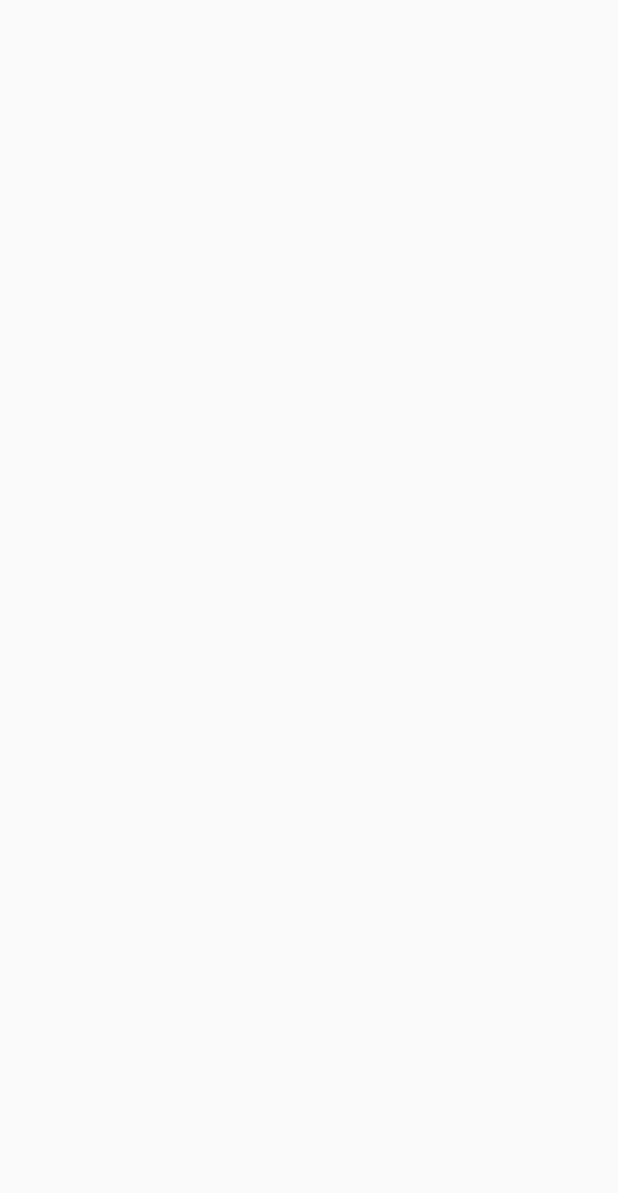
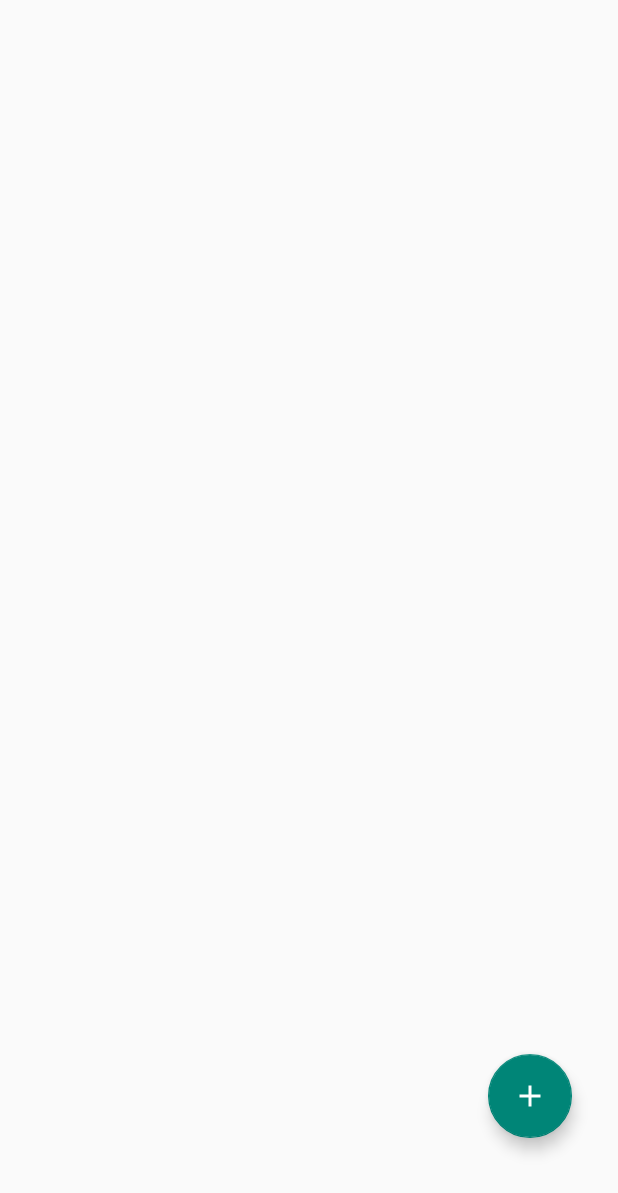
Before and after one commit to cathngo/Android-Mythology-Learning-App, an Android app: the Notes screen opened directly, with no data from a screen before it, on a phone screen of 412 x 824 dp. Before the commit the part shown is empty. Shown: the top 1193 px of the screen. Run offline under Robolectric (Android 15) with nearby library versions, the phone set to English and light mode, and no system bars.

Commit message:
Linked notes feature
Linked the notes fesature to the sidenav, and adjusted the UI of the notes feature as there is no longer an action bar. Added a floating action button

```diff
--- a/app/src/main/java/au/edu/unsw/infs3634/unswgamifiedlearningapp/HomeActivity.java
+++ b/app/src/main/java/au/edu/unsw/infs3634/unswgamifiedlearningapp/HomeActivity.java
@@ -2,6 +2,7 @@ package au.edu.unsw.infs3634.unswgamifiedlearningapp;
 
 import androidx.appcompat.app.AppCompatActivity;
 
+import android.content.Intent;
 import android.os.Bundle;
 
 import androidx.annotation.NonNull;
@@ -54,6 +55,8 @@ public class HomeActivity extends AppCompatActivity
                         break;
 
                     case R.id.menu_notes:
+                        Intent intent = new Intent(getApplicationContext(), Notes.class);
+                        startActivity(intent);
                         Toast.makeText(getApplicationContext(),"NotesPanel is Open",Toast.LENGTH_LONG).show();
                         drawerLayout.closeDrawer(GravityCompat.START);
                         break;
--- /dev/null
+++ b/app/src/main/res/drawable/ic_baseline_add_24.xml
@@ -0,0 +1,10 @@
+<vector xmlns:android="http://schemas.android.com/apk/res/android"
+    android:width="24dp"
+    android:height="24dp"
+    android:viewportWidth="24"
+    android:viewportHeight="24"
+    >
+  <path
+      android:fillColor="@android:color/white"
+      android:pathData="M19,13h-6v6h-2v-6H5v-2h6V5h2v6h6v2z"/>
+</vector>
--- a/app/src/main/res/layout/notes.xml
+++ b/app/src/main/res/layout/notes.xml
@@ -12,4 +12,20 @@
         android:layout_height="wrap_content"
         app:layout_constraintStart_toStartOf="parent"
         app:layout_constraintTop_toTopOf="parent" />
+
+    <com.google.android.material.floatingactionbutton.FloatingActionButton
+        android:id="@+id/fab"
+        android:layout_width="wrap_content"
+        android:layout_height="wrap_content"
+        android:layout_gravity="end|bottom"
+        android:layout_margin="16dp"
+        android:src="@drawable/ic_baseline_add_24"
+        app:layout_constraintBottom_toBottomOf="parent"
+        app:layout_constraintEnd_toEndOf="parent"
+        app:layout_constraintHorizontal_bias="0.954"
+        app:layout_constraintStart_toStartOf="parent"
+        app:layout_constraintTop_toTopOf="parent"
+        app:layout_constraintVertical_bias="0.933"
+        tools:ignore="SpeakableTextPresentCheck" />
+
 </androidx.constraintlayout.widget.ConstraintLayout>
```
Also changed, not shown: app/src/main/java/au/edu/unsw/infs3634/unswgamifiedlearningapp/Notes.java (+36 -18 lines).
